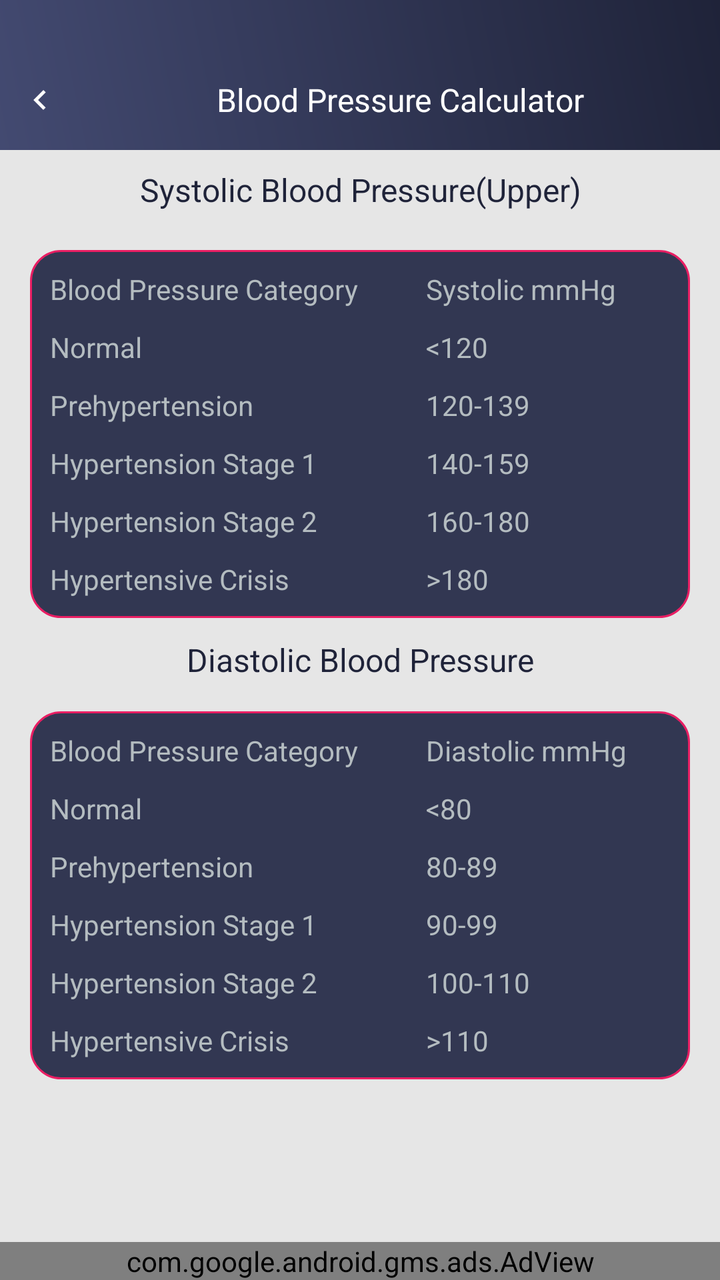
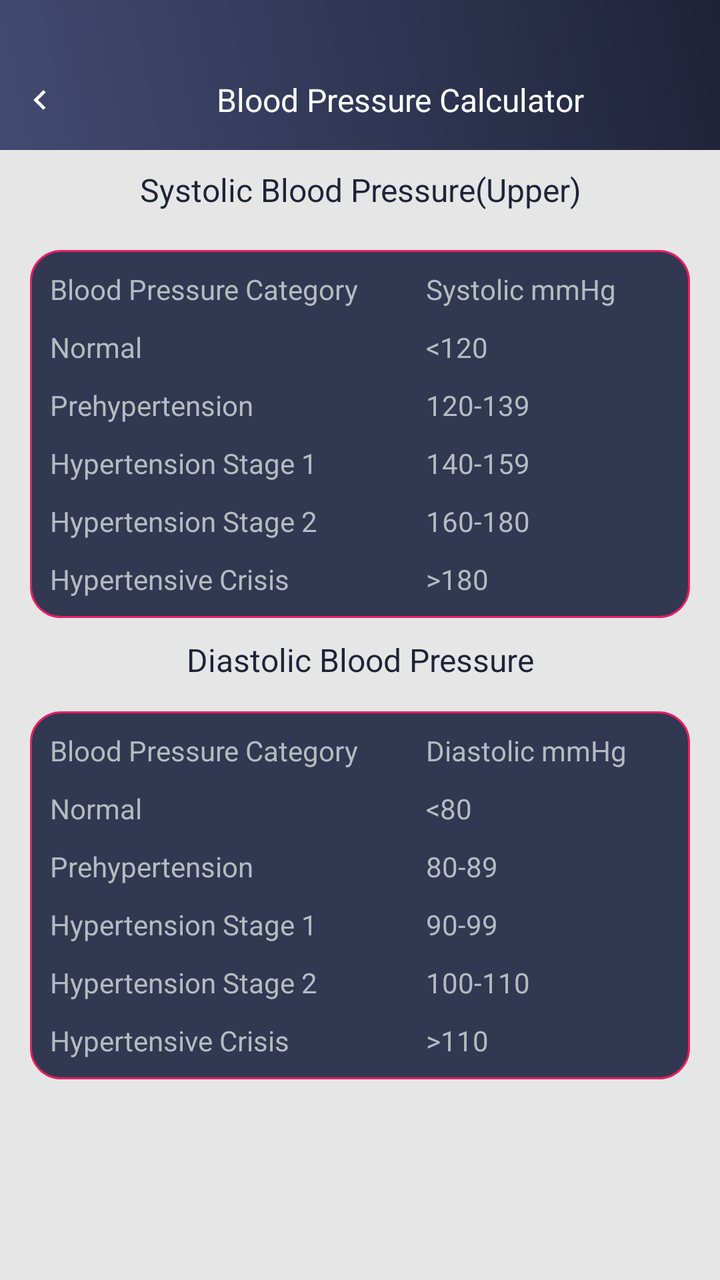

Compare the two renders of this Android layout. The source of the first and the diff that turns it into the second are given below.
<!-- AndroidManifest.xml: application theme AppTheme -->
<!-- res/layout/blood_pressure_chart.xml -->
<?xml version="1.0" encoding="utf-8"?>
<RelativeLayout xmlns:android="http://schemas.android.com/apk/res/android"
    xmlns:aapt="http://schemas.android.com/aapt"
    xmlns:app="http://schemas.android.com/apk/res-auto"
    android:layout_width="match_parent"
    android:layout_height="match_parent"
    android:background="@color/gray_color"
    android:orientation="vertical">


    <RelativeLayout
        android:id="@+id/rela1"
        android:background="@drawable/a1_grad"
        android:layout_width="match_parent"
        android:layout_height="wrap_content">

        
    <ImageView
        android:id="@+id/iv_back"
        android:layout_width="40dp"
        android:layout_height="40dp"
        android:layout_alignParentLeft="true"
        android:layout_alignParentTop="true"
        android:layout_marginTop="30dp"
        android:padding="10dp"
        android:src="@drawable/ic_chevron_left_white_24dp" />

    <TextView
        android:id="@+id/tv_title"
        android:layout_width="match_parent"
        android:layout_height="40dp"
        android:layout_marginTop="30dp"
        android:layout_toRightOf="@+id/iv_back"
        android:gravity="center"
        android:layout_marginBottom="5dp"
        android:text="@string/Blood_Pressure_Calculator"
        android:textColor="@color/white"
        android:textSize="@dimen/textsize_16" />
    </RelativeLayout>

    <ScrollView
        android:layout_width="match_parent"
        android:layout_height="wrap_content"
        android:layout_above="@+id/ad_layout"
        android:layout_below="@+id/rela1">

        <LinearLayout
            android:layout_width="match_parent"
            android:layout_height="wrap_content"
            android:orientation="vertical">

            <TextView
                android:id="@+id/tv_bodyfat"
                android:layout_width="match_parent"
                android:layout_height="40dp"
                android:layout_marginBottom="10dp"
                android:gravity="center"
                android:padding="5dp"
                android:text="@string/Systolic_Blood_Pressure"
                android:textColor="@color/colorPrimaryDark"
                android:textSize="@dimen/textsize_16" />

            <LinearLayout
                android:layout_width="match_parent"
                android:layout_height="wrap_content"
                android:layout_marginLeft="15dp"
                android:padding="5dp"
                android:layout_marginRight="15dp"
                android:background="@drawable/corner1"
                android:orientation="vertical"
                android:visibility="visible">

                <LinearLayout
                    android:layout_width="match_parent"
                    android:layout_height="wrap_content"
                    android:orientation="horizontal">

                    <TextView
                        android:id="@+id/tv_fat_level"
                        android:layout_width="0dp"
                        android:layout_height="match_parent"
                        android:layout_weight="1"
                        android:gravity="fill"
                        android:maxLines="1"
                        android:padding="5dp"
                        android:text="@string/Blood_Pressure_Category"
                        android:textColor="@color/textColor"
                        android:textSize="@dimen/textsize_14" />

                    <TextView
                        android:id="@+id/tv_men_fatlevel"
                        android:layout_width="0dp"
                        android:layout_height="match_parent"
                        android:layout_weight="0.7"
                        android:gravity="fill"
                        android:padding="5dp"
                        android:text="@string/Systolic_mmHg"
                        android:textColor="@color/textColor"
                        android:textSize="@dimen/textsize_14" />
                </LinearLayout>

                <LinearLayout
                    android:layout_width="match_parent"
                    android:layout_height="wrap_content"
                    android:orientation="horizontal">

                    <TextView
                        android:id="@+id/tv_vlow_fat"
                        android:layout_width="0dp"
                        android:layout_height="wrap_content"
                        android:layout_weight="1"
                        android:gravity="fill"
                        android:padding="5dp"
                        android:text="@string/Normal"
                        android:textColor="@color/textColor"
                        android:textSize="@dimen/textsize_14" />

                    <TextView
                        android:id="@+id/tv_vlow_fat_man"
                        android:layout_width="0dp"
                        android:layout_height="wrap_content"
                        android:layout_weight="0.7"
                        android:gravity="fill"
                        android:padding="5dp"
                        android:text="&lt;120"
                        android:textColor="@color/textColor"
                        android:textSize="@dimen/textsize_14" />
                </LinearLayout>

                <LinearLayout
                    android:layout_width="match_parent"
                    android:layout_height="wrap_content"
                    android:orientation="horizontal">

                    <TextView
                        android:id="@+id/tv_low_fat"
                        android:layout_width="0dp"
                        android:layout_height="wrap_content"
                        android:layout_weight="1"
                        android:gravity="fill"
                        android:padding="5dp"
                        android:text="@string/Prehypertension"
                        android:textColor="@color/textColor"
                        android:textSize="@dimen/textsize_14" />

                    <TextView
                        android:id="@+id/tv_low_fat_man"
                        android:layout_width="0dp"
                        android:layout_height="wrap_content"
                        android:layout_weight="0.7"
                        android:gravity="fill"
                        android:padding="5dp"
                        android:text="120-139"
                        android:textColor="@color/textColor"
                        android:textSize="@dimen/textsize_14" />
                </LinearLayout>

                <LinearLayout
                    android:layout_width="match_parent"
                    android:layout_height="wrap_content"
                    android:orientation="horizontal">

                    <TextView
                        android:id="@+id/tv_avg_fat"
                        android:layout_width="0dp"
                        android:layout_height="wrap_content"
                        android:layout_weight="1"
                        android:gravity="fill"
                        android:padding="5dp"
                        android:text="@string/Hypertension_Stage1"
                        android:textColor="@color/textColor"
                        android:textSize="@dimen/textsize_14" />

                    <TextView
                        android:id="@+id/tv_avg_fat_man"
                        android:layout_width="0dp"
                        android:layout_height="wrap_content"
                        android:layout_weight="0.7"
                        android:gravity="fill"
                        android:padding="5dp"
                        android:text="140-159"
                        android:textColor="@color/textColor"
                        android:textSize="@dimen/textsize_14" />
                </LinearLayout>

                <LinearLayout
                    android:layout_width="match_parent"
                    android:layout_height="wrap_content"
                    android:orientation="horizontal">

                    <TextView
                        android:id="@+id/tv_high_fat"
                        android:layout_width="0dp"
                        android:layout_height="wrap_content"
                        android:layout_weight="1"
                        android:gravity="fill"
                        android:padding="5dp"
                        android:text="@string/Hypertension_Stage2"
                        android:textColor="@color/textColor"
                        android:textSize="@dimen/textsize_14" />

                    <TextView
                        android:id="@+id/tv_high_fat_man"
                        android:layout_width="0dp"
                        android:layout_height="wrap_content"
                        android:layout_weight="0.7"
                        android:gravity="fill"
                        android:padding="5dp"
                        android:text="160-180"
                        android:textColor="@color/textColor"
                        android:textSize="@dimen/textsize_14" />
                </LinearLayout>

                <LinearLayout
                    android:layout_width="match_parent"
                    android:layout_height="wrap_content"
                    android:orientation="horizontal">

                    <TextView
                        android:id="@+id/tv_vhigh_fat"
                        android:layout_width="0dp"
                        android:layout_height="wrap_content"
                        android:layout_weight="1"
                        android:gravity="fill"
                        android:padding="5dp"
                        android:text="@string/Hypertensive_Crisis"
                        android:textColor="@color/textColor"
                        android:textSize="@dimen/textsize_14" />

                    <TextView
                        android:id="@+id/tv_vhigh_fat_man"
                        android:layout_width="0dp"
                        android:layout_height="wrap_content"
                        android:layout_weight="0.7"
                        android:gravity="fill"
                        android:padding="5dp"
                        android:text="&gt;180"
                        android:textColor="@color/textColor"
                        android:textSize="@dimen/textsize_14" />
                </LinearLayout>
            </LinearLayout>

            <TextView
                android:id="@+id/tv_bodayfat_percentage"
                android:layout_width="match_parent"
                android:layout_height="wrap_content"
                android:layout_marginBottom="10dp"
                android:gravity="center"
                android:padding="5dp"
                android:layout_marginTop="5dp"
                android:text="@string/Diastolic_Blood_Pressure"
                android:textColor="@color/colorPrimaryDark"
                android:textSize="@dimen/textsize_16" />

            <LinearLayout
                android:layout_width="match_parent"
                android:layout_height="wrap_content"
                android:layout_marginLeft="15dp"
                android:layout_marginRight="15dp"
                android:layout_marginBottom="15dp"
                android:padding="5dp"
                android:background="@drawable/corner1"
                android:orientation="vertical">

                <LinearLayout
                    android:layout_width="match_parent"
                    android:layout_height="wrap_content"
                    android:orientation="horizontal">

                    <TextView
                        android:id="@+id/tv_bodayfat_classification"
                        android:layout_width="0dp"
                        android:layout_height="match_parent"
                        android:layout_weight="1"
                        android:gravity="fill"
                        android:maxLines="1"
                        android:padding="5dp"
                        android:text="@string/Blood_Pressure_Category"
                        android:textColor="@color/textColor" />

                    <TextView
                        android:id="@+id/tv_bodayfat_classification_man"
                        android:layout_width="0dp"
                        android:layout_height="match_parent"
                        android:layout_weight="0.7"
                        android:gravity="fill"
                        android:padding="5dp"
                        android:text="@string/Diastolic_mmHg"
                        android:textColor="@color/textColor" />
                </LinearLayout>

                <LinearLayout
                    android:layout_width="match_parent"
                    android:layout_height="wrap_content"
                    android:orientation="horizontal">

                    <TextView
                        android:id="@+id/tv_essential_fat"
                        android:layout_width="0dp"
                        android:layout_height="match_parent"
                        android:layout_weight="1"
                        android:gravity="fill"
                        android:padding="5dp"
                        android:text="@string/Normal"
                        android:textColor="@color/textColor" />

                    <TextView
                        android:id="@+id/tv_essential_fat_man"
                        android:layout_width="0dp"
                        android:layout_height="match_parent"
                        android:layout_weight="0.7"
                        android:gravity="fill"
                        android:padding="5dp"
                        android:text="&lt;80"
                        android:textColor="@color/textColor" />
                </LinearLayout>

                <LinearLayout
                    android:layout_width="match_parent"
                    android:layout_height="wrap_content"
                    android:orientation="horizontal">

                    <TextView
                        android:id="@+id/tv_athletes"
                        android:layout_width="0dp"
                        android:layout_height="match_parent"
                        android:layout_weight="1"
                        android:gravity="fill"
                        android:padding="5dp"
                        android:text="@string/Prehypertension"
                        android:textColor="@color/textColor" />

                    <TextView
                        android:id="@+id/tv_athletes_man"
                        android:layout_width="0dp"
                        android:layout_height="match_parent"
                        android:layout_weight="0.7"
                        android:gravity="fill"
                        android:padding="5dp"
                        android:text="80-89"
                        android:textColor="@color/textColor" />
                </LinearLayout>

                <LinearLayout
                    android:layout_width="match_parent"
                    android:layout_height="wrap_content"
                    android:orientation="horizontal">

                    <TextView
                        android:id="@+id/tv_fitness"
                        android:layout_width="0dp"
                        android:layout_height="match_parent"
                        android:layout_weight="1"
                        android:gravity="fill"
                        android:padding="5dp"
                        android:text="@string/Hypertension_Stage1"
                        android:textColor="@color/textColor" />

                    <TextView
                        android:id="@+id/tv_fitness_man"
                        android:layout_width="0dp"
                        android:layout_height="match_parent"
                        android:layout_weight="0.7"
                        android:gravity="fill"
                        android:padding="5dp"
                        android:text="90-99"
                        android:textColor="@color/textColor" />
                </LinearLayout>

                <LinearLayout
                    android:layout_width="match_parent"
                    android:layout_height="wrap_content"
                    android:orientation="horizontal">

                    <TextView
                        android:id="@+id/tv_acceptable"
                        android:layout_width="0dp"
                        android:layout_height="match_parent"
                        android:layout_weight="1"
                        android:gravity="fill"
                        android:padding="5dp"
                        android:text="@string/Hypertension_Stage2"
                        android:textColor="@color/textColor" />

                    <TextView
                        android:id="@+id/tv_acceptable_man"
                        android:layout_width="0dp"
                        android:layout_height="match_parent"
                        android:layout_weight="0.7"
                        android:gravity="fill"
                        android:padding="5dp"
                        android:text="100-110"
                        android:textColor="@color/textColor" />
                </LinearLayout>

                <LinearLayout
                    android:layout_width="match_parent"
                    android:layout_height="wrap_content"
                    android:orientation="horizontal">

                    <TextView
                        android:id="@+id/tv_acceptable1"
                        android:layout_width="0dp"
                        android:layout_height="match_parent"
                        android:layout_weight="1"
                        android:gravity="fill"
                        android:padding="5dp"
                        android:text="@string/Hypertensive_Crisis"
                        android:textColor="@color/textColor" />

                    <TextView
                        android:id="@+id/tv_acceptable_man1"
                        android:layout_width="0dp"
                        android:layout_height="match_parent"
                        android:layout_weight="0.7"
                        android:gravity="fill"
                        android:padding="5dp"
                        android:text="&gt;110"
                        android:textColor="@color/textColor" />
                </LinearLayout>
            </LinearLayout>
        </LinearLayout>
    </ScrollView>

    <include
        android:id="@+id/ad_layout"
        layout="@layout/native_ad"
        android:layout_width="match_parent"
        android:layout_height="wrap_content"
        android:layout_alignParentLeft="true"
        android:layout_alignParentBottom="true"
        android:layout_gravity="top|center_vertical|center_horizontal|center" />
</RelativeLayout>
<!-- res/layout/native_ad.xml (included above) -->
<?xml version="1.0" encoding="utf-8"?>
<LinearLayout xmlns:android="http://schemas.android.com/apk/res/android"
    xmlns:aapt="http://schemas.android.com/aapt"
    xmlns:app="http://schemas.android.com/apk/res-auto"
    android:layout_width="match_parent"
    android:layout_height="wrap_content"
    android:orientation="vertical">

    <com.google.android.gms.ads.AdView
        android:id="@+id/adView"
        android:layout_width="match_parent"
        android:layout_height="wrap_content"
        android:layout_above="@+id/ll_footer_menu"
        app:adSize="BANNER"
        app:adUnitId="@string/banner_ad_three" />
</LinearLayout>
<!-- resources referenced by this layout -->
<resources>
  <color name="colorPrimaryDark">#1F2339</color>
  <color name="gray_color">#E6E6E6</color>
  <color name="textColor">#ffb4bcc0</color>
  <color name="white">#ffffff</color>
  <dimen name="textsize_14">14sp</dimen>
  <dimen name="textsize_16">16sp</dimen>
  <!-- drawable a1_grad (drawable) -->
  <?xml version="1.0" encoding="utf-8"?>
  <shape xmlns:android="http://schemas.android.com/apk/res/android">
      <gradient
          android:angle="225"
          android:endColor="#434A71"
          android:startColor="#1F2339" />
  
  
  </shape>
  <!-- drawable corner1 (drawable) -->
  <?xml version="1.0" encoding="utf-8"?>
  <shape xmlns:android="http://schemas.android.com/apk/res/android"
      android:shape="rectangle">
  
  
      <stroke
          android:width="1dp"
          android:color="#E91E63"/>
  
      <corners android:radius="15dp"/>
  
      <solid
          android:color="#323752"/>
  
  </shape>
  <!-- drawable ic_chevron_left_white_24dp (drawable) -->
  <vector android:height="24dp" android:tint="#FFFFFF"
      android:viewportHeight="24" android:viewportWidth="24"
      android:width="24dp" xmlns:android="http://schemas.android.com/apk/res/android">
      <path android:fillColor="@android:color/white" android:pathData="M15.41,7.41L14,6l-6,6 6,6 1.41,-1.41L10.83,12z"/>
  </vector>
  <string name="Blood_Pressure_Calculator">Blood Pressure Calculator</string>
  <string name="Blood_Pressure_Category">Blood Pressure Category</string>
  <string name="Diastolic_Blood_Pressure">Diastolic Blood Pressure</string>
  <string name="Diastolic_mmHg">Diastolic mmHg</string>
  <string name="Hypertension_Stage1">Hypertension Stage 1</string>
  <string name="Hypertension_Stage2">Hypertension Stage 2</string>
  <string name="Hypertensive_Crisis">Hypertensive Crisis</string>
  <string name="Normal">Normal</string>
  <string name="Prehypertension">Prehypertension</string>
  <string name="Systolic_Blood_Pressure">Systolic Blood Pressure(Upper)</string>
  <string name="Systolic_mmHg">Systolic mmHg</string>
  <string name="banner_ad_three">ca-app-pub-2957577039807154/7696956496</string>
  <style name="AppTheme" parent="Theme.AppCompat.Light.DarkActionBar">
          
          <item name="colorPrimary">@color/colorPrimary</item>
          <item name="colorPrimaryDark">@color/colorPrimaryDark</item>
          <item name="colorAccent">@color/colorAccent</item>
      </style>
  <color name="colorPrimary">#434A71</color>
  <color name="colorAccent">#1F2339</color>
</resources>

<!-- the commit's change to res/layout/blood_pressure_chart.xml (unified diff, before → after) -->
@@ -422,29 +422,12 @@
         </LinearLayout>
     </ScrollView>
 
-    <include
-        android:id="@+id/ad_layout"
-        layout="@layout/native_ad"
+    <LinearLayout
+        android:id="@+id/normal_ad_include"
         android:layout_width="match_parent"
         android:layout_height="wrap_content"
-        android:layout_alignParentLeft="true"
-        android:layout_alignParentBottom="true"
-        android:layout_gravity="top|center_vertical|center_horizontal|center" />
+        android:orientation="vertical"
+        android:gravity="center"
+        android:layout_alignParentBottom="true"/>
+   
 </RelativeLayout>
-<!-- res/layout/native_ad.xml (included above) -->
-<?xml version="1.0" encoding="utf-8"?>
-<LinearLayout xmlns:android="http://schemas.android.com/apk/res/android"
-    xmlns:aapt="http://schemas.android.com/aapt"
-    xmlns:app="http://schemas.android.com/apk/res-auto"
-    android:layout_width="match_parent"
-    android:layout_height="wrap_content"
-    android:orientation="vertical">
-
-    <com.google.android.gms.ads.AdView
-        android:id="@+id/adView"
-        android:layout_width="match_parent"
-        android:layout_height="wrap_content"
-        android:layout_above="@+id/ll_footer_menu"
-        app:adSize="BANNER"
-        app:adUnitId="@string/banner_ad_three" />
-</LinearLayout>
<!-- resource entries referenced after the edit -->
@@ -49,7 +49,6 @@
   <string name="Prehypertension">Prehypertension</string>
   <string name="Systolic_Blood_Pressure">Systolic Blood Pressure(Upper)</string>
   <string name="Systolic_mmHg">Systolic mmHg</string>
-  <string name="banner_ad_three">ca-app-pub-2957577039807154/7696956496</string>
   <style name="AppTheme" parent="Theme.AppCompat.Light.DarkActionBar">
           
           <item name="colorPrimary">@color/colorPrimary</item>
